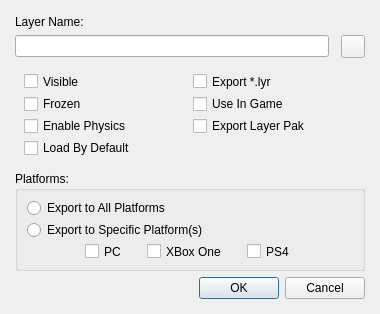
aws/lumberyard, file dev/Code/Sandbox/Editor/ObjectLayerPropsDialog.ui: the form before one commit.
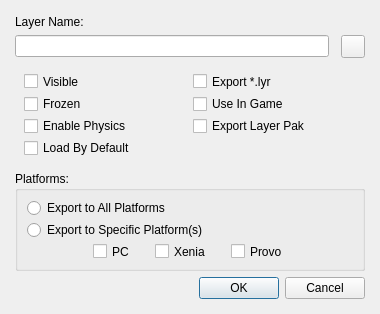
The form after the commit. Custom widgets are drawn as their Qt base class.

Patch:
```diff
--- a/dev/Code/Sandbox/Editor/ObjectLayerPropsDialog.ui
+++ b/dev/Code/Sandbox/Editor/ObjectLayerPropsDialog.ui
@@ -182,14 +182,14 @@
                                 <item>
                                     <widget class="QCheckBox" name="PLATFORM_XBOXONE">
                                         <property name="text">
-                                            <string>XBox One</string>
+                                            <string>Xenia</string>
                                         </property>
                                     </widget>
                                 </item>
                                 <item>
                                     <widget class="QCheckBox" name="PLATFORM_PS4">
                                         <property name="text">
-                                            <string>PS4</string>
+                                            <string>Provo</string>
                                         </property>
                                     </widget>
                                 </item>
```
Left out of the diff: 4 changed lines with no effect on the pictures.
